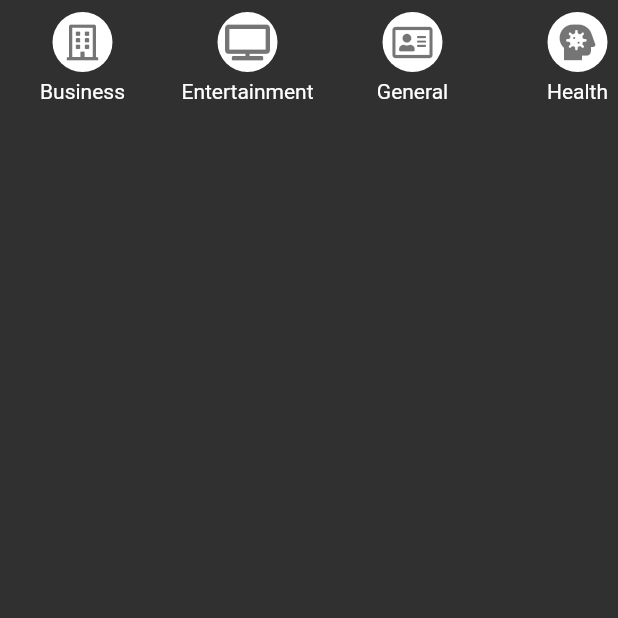
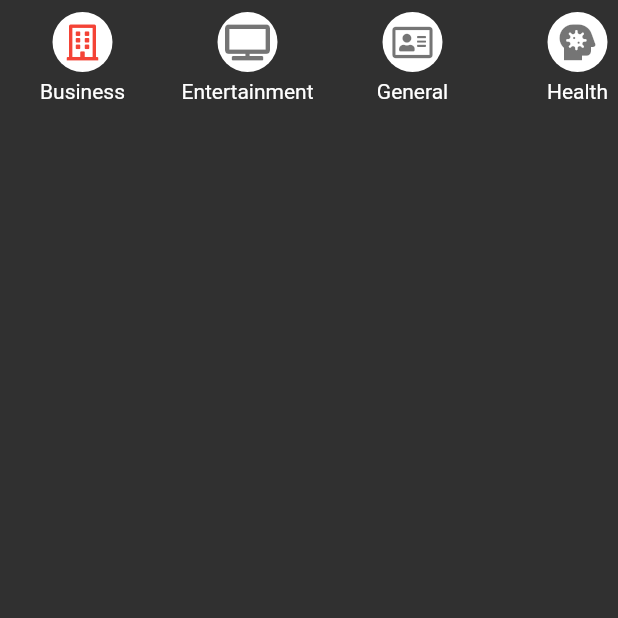
Before and after one commit to diegoarizadev/FlutterNews, a Flutter app: the screen it shows after launch, swiped to page 2, on a phone screen of 412 x 824 dp, the top half of it. Run offline on Flutter 3.47's test engine with Material 2 defaults, Android fonts, the phone set to English and light mode, and no system bars; our stand-ins replace font_awesome_flutter; network calls fail.

Commit message:
Cambiar el color de la categoria seleccionada.

```diff
--- a/lib/src/pages/tabstwo_pages.dart
+++ b/lib/src/pages/tabstwo_pages.dart
@@ -1,6 +1,7 @@
 import 'package:flutter/material.dart';
 import 'package:news/src/models/category_model.dart';
 import 'package:news/src/services/news_services.dart';
+import 'package:news/src/theme/darkThemeCustom.dart';
 import 'package:provider/provider.dart';
 
 class TabTwoPage extends StatelessWidget {
@@ -64,6 +65,8 @@ class _CategoryButton extends StatelessWidget {
 
   @override
   Widget build(BuildContext context) {
+    final newsServices = Provider.of<NewsServices>(context);
+
     return GestureDetector(
       onTap: () {
         final newsServices = Provider.of<NewsServices>(context,
@@ -84,7 +87,9 @@ class _CategoryButton extends StatelessWidget {
         ),
         child: Icon(
           category.icon,
-          color: Colors.black54,
+          color: (newsServices.selectedCategory == this.category.name)
+              ? myThemeDark.accentColor
+              : Colors.black54,
         ),
       ),
     );
```
